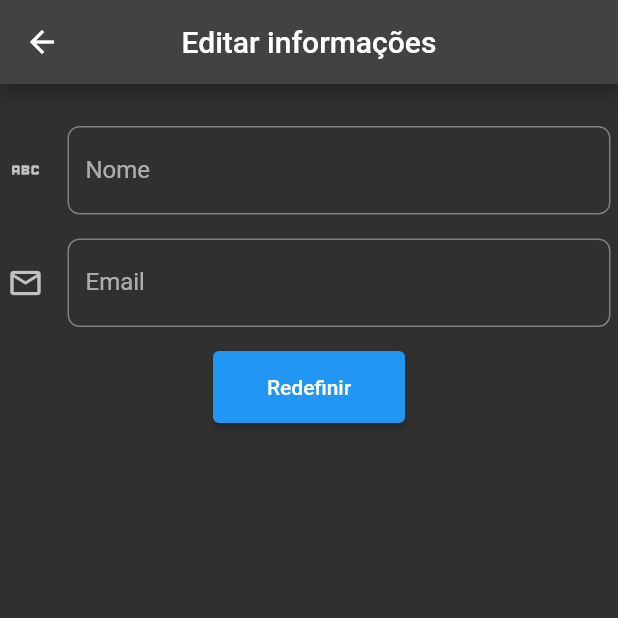
After one commit to LeonardoQS32/lq_marketplace, a Flutter app: the HomeScreen screen opened by its route, item 3 of the bottom bar chosen, after a tap on "Editar informações", on a phone screen of 412 x 824 dp, the top half of it. The commit adds this screen. Run offline on Flutter 3.47's test engine with Material 2 defaults, Android fonts, the phone set to English and light mode, and no system bars; our stand-ins replace cloud_firestore, firebase_auth, firebase_core; accounts and stored records are empty.

Commit message:
Criada pagina de usuario

```diff
--- a/lib/models/Person.dart
+++ b/lib/models/Person.dart
@@ -4,22 +4,20 @@ class Person {
   late String? name;
   late String? email;
   late String? password;
-  late bool? adm;
 
   Person({this.name, this.email, this.password});
 
   Person.fromMap(Map<String, dynamic> map)
-      : name = map["name"],
+      : id = map["id"],
+        name = map["name"],
         email = map["email"],
-        password = map["password"],
-        adm = map["adm"];
+        password = map["password"];
 
   Map<String, dynamic> toMap() {
     return {
       "name": name,
       "email": email,
       "password": password,
-      "adm": adm,
     };
   }
 }
--- a/lib/pages/administrative_page.dart
+++ b/lib/pages/administrative_page.dart
@@ -7,6 +7,7 @@ class AdministrativePage extends StatelessWidget {
 // Lista das opções que aparece na tela
   final List itensList = [
     {"labelText": "Deposito", "icon": Icons.border_all},
+    {"labelText": "Vendas", "icon": Icons.shopping_cart_sharp}
   ];
 
   @override
--- /dev/null
+++ b/lib/pages/user_perfil_page.dart
@@ -0,0 +1,117 @@
+import 'package:flutter/material.dart';
+import 'package:lq_marketplace/models/Person.dart';
+import 'package:lq_marketplace/screens/login_screen.dart';
+import 'package:lq_marketplace/screens/reset_password_screen.dart';
+import 'package:lq_marketplace/screens/update_person_screen.dart';
+import 'package:lq_marketplace/tools/firebase_service.dart';
+
+class UserPerfilPage extends StatefulWidget {
+  const UserPerfilPage({Key? key}) : super(key: key);
+
+  @override
+  State<UserPerfilPage> createState() => _UserPerfilPageState();
+}
+
+class _UserPerfilPageState extends State<UserPerfilPage> {
+  late Person person;
+
+  final FirebaseService firebaseService = FirebaseService();
+
+  @override
+  Widget build(BuildContext context) {
+    person = firebaseService.getUser();
+    print("Email: ${person.email}");
+    //person = Person.fromMap(
+    //   {"name": "Leonardo", "email": "leonardoqueiroz@email.com"});
+    return Padding(
+      padding: const EdgeInsets.all(8.0),
+      child: Column(
+        children: [
+          Card(
+            elevation: 5,
+            child: Column(
+              children: [
+                const Center(
+                    child: Icon(
+                  Icons.account_box,
+                  size: 120,
+                )),
+                Text(
+                  "${person.name}",
+                  style: const TextStyle(
+                    fontSize: 24,
+                    fontWeight: FontWeight.bold,
+                  ),
+                ),
+                const SizedBox(
+                  height: 16,
+                ),
+                Text(
+                  "${person.email}",
+                  style: const TextStyle(fontSize: 12),
+                ),
+                const SizedBox(
+                  height: 16,
+                )
+              ],
+            ),
+          ),
+          const SizedBox(
+            height: 16,
+          ),
+          SizedBox(
+            height: 48,
+            width: 256,
+            child: ElevatedButton(
+                onPressed: () {
+                  Navigator.of(context).push(
+                    MaterialPageRoute(
+                      builder: (context) => UpdatePersonScreen(
+                        person: person,
+                      ),
+                    ),
+                  );
+                },
+                child: const Text("Editar informações")),
+          ),
+          const SizedBox(
+            height: 16,
+          ),
+          SizedBox(
+            height: 48,
+            width: 256,
+            child: ElevatedButton(
+              onPressed: () {
+                Navigator.of(context).push(MaterialPageRoute(
+                  builder: (context) => const ResetPasswordScreen(),
+                ));
+              },
+              child: const Text("Redefinir senha"),
+            ),
+          ),
+          const SizedBox(
+            height: 16,
+          ),
+          SizedBox(
+            height: 48,
+            width: 256,
+            child: ElevatedButton(
+                onPressed: () {
+                  firebaseService.userLogout(onSucess: () {
+                    Navigator.of(context).pushReplacement(
+                      MaterialPageRoute(
+                        builder: (context) => const LoginScreen(),
+                      ),
+                    );
+                  }, onFail: (e) {
+                    ScaffoldMessenger.of(context).showSnackBar(
+                        SnackBar(content: Text("Erro ao tentar sair: $e")));
+                  });
+                },
+                child: const Text("Sair")),
+          ),
+        ],
+      ),
+    );
+  }
+}
--- a/lib/screens/add_product_screen.dart
+++ b/lib/screens/add_product_screen.dart
@@ -36,12 +36,6 @@ class _AddProductScreenState extends State<AddProductScreen> {
                         key: _formKey,
                         child: Column(
                           children: [
-                            ListView.separated(
-                                itemBuilder: (context, index) =>
-                                    SizedBox(width: 40, height: 40),
-                                separatorBuilder: (context, index) =>
-                                    SizedBox(height: 40),
-                                itemCount: 5),
                             TextFormField(
                               initialValue: product.name,
                               onSaved: (value) => product.name = value,
--- a/lib/screens/home_screen.dart
+++ b/lib/screens/home_screen.dart
@@ -1,6 +1,7 @@
 import 'package:flutter/material.dart';
 import 'package:lq_marketplace/pages/administrative_page.dart';
 import 'package:lq_marketplace/pages/sales_page.dart';
+import 'package:lq_marketplace/pages/user_perfil_page.dart';
 
 class HomeScreen extends StatefulWidget {
   const HomeScreen({Key? key}) : super(key: key);
@@ -23,6 +24,7 @@ class _HomeScreenState extends State<HomeScreen> {
 
     _listPages.add(const SalesPage());
     _listPages.add(AdministrativePage());
+    _listPages.add(const UserPerfilPage());
   }
 
   @override
@@ -43,6 +45,8 @@ class _HomeScreenState extends State<HomeScreen> {
             BottomNavigationBarItem(
                 icon: Icon(Icons.admin_panel_settings_outlined),
                 label: "Administrativo"),
+            BottomNavigationBarItem(
+                icon: Icon(Icons.person_pin), label: "Perfil"),
           ]),
     );
   }
--- a/lib/screens/login_screen.dart
+++ b/lib/screens/login_screen.dart
@@ -104,9 +104,9 @@ class _LoginScreenState extends State<LoginScreen> {
                                           const HomeScreen()));
                             }, onFail: (e) {
                               ScaffoldMessenger.of(context).showSnackBar(
-                                  const SnackBar(
-                                      content: Text("Erro ao tentar entrar.")));
-                              Text("$e");
+                                  SnackBar(
+                                      content:
+                                          Text("Erro ao tentar entrar: $e")));
                             });
                           }
                         },
--- /dev/null
+++ b/lib/screens/update_person_screen.dart
@@ -0,0 +1,110 @@
+import 'package:flutter/material.dart';
+import 'package:lq_marketplace/screens/home_screen.dart';
+import '../models/Person.dart';
+import '../tools/firebase_service.dart';
+import '../tools/validator.dart';
+
+// ignore: must_be_immutable
+class UpdatePersonScreen extends StatefulWidget {
+  Person? person;
+  UpdatePersonScreen({Key? key, this.person}) : super(key: key);
+
+  @override
+  State<UpdatePersonScreen> createState() => _UpdatePersonScreenState();
+}
+
+final GlobalKey<FormState> _formKey = GlobalKey<FormState>();
+
+class _UpdatePersonScreenState extends State<UpdatePersonScreen> {
+  @override
+  Widget build(BuildContext context) {
+    return Scaffold(
+      appBar: AppBar(
+        title: const Text('Editar informações'),
+        centerTitle: true,
+      ),
+      body: Padding(
+        padding: const EdgeInsets.only(left: 5, right: 5, bottom: 8, top: 28),
+        child: Column(
+          children: [
+            Form(
+              key: _formKey,
+              child: Column(
+                children: [
+                  TextFormField(
+                    initialValue: widget.person!.name,
+                    onSaved: (value) => widget.person!.name = value,
+                    decoration: InputDecoration(
+                      labelText: "Nome",
+                      border: OutlineInputBorder(
+                          borderRadius: BorderRadius.circular(8),
+                          borderSide:
+                              const BorderSide(color: Colors.white, width: 2)),
+                      icon: const Icon(Icons.abc),
+                    ),
+                    validator: (value) {
+                      if (value == null || value.isEmpty) {
+                        return 'Por favor, insira um nome.';
+                      }
+                      return null;
+                    },
+                  ),
+                  const SizedBox(
+                    height: 16,
+                  ),
+                  TextFormField(
+                    initialValue: widget.person!.email,
+                    onSaved: (value) => widget.person!.email = value,
+                    decoration: InputDecoration(
+                      labelText: "Email",
+                      border: OutlineInputBorder(
+                          borderRadius: BorderRadius.circular(8),
+                          borderSide:
+                              const BorderSide(color: Colors.white, width: 2)),
+                      icon: const Icon(Icons.email_outlined),
+                    ),
+                    validator: (value) {
+                      if (value == null || value.isEmpty) {
+                        return 'Por favor, insira um email.';
+                      }
+                      if (!emailValidator(value)) {
+                        return 'Email invalido, por favor insira um email valido.';
+                      }
+                      return null;
+                    },
+                  ),
+                ],
+              ),
+            ),
+            const SizedBox(
+              height: 16,
+            ),
+            SizedBox(
+              height: 48,
+              width: 128,
+              child: ElevatedButton(
+                onPressed: () {
+                  if (_formKey.currentState!.validate()) {
+                    _formKey.currentState!.save();
+                    FirebaseService firebaseService = FirebaseService();
+                    firebaseService.resetInformation(widget.person!,
+                        onSucess: () {
+                      Navigator.of(context).pushReplacement(MaterialPageRoute(
+                        builder: (context) => const HomeScreen(),
+                      ));
+                    }, onFail: (e) {
+                      ScaffoldMessenger.of(context).showSnackBar(SnackBar(
+                          content: Text(
+                              "Erro ao tentar redefinir informações: $e")));
+                    });
+                  }
+                },
+                child: const Text("Redefinir"),
+              ),
+            ),
+          ],
+        ),
+      ),
+    );
+  }
+}
--- a/lib/tools/firebase_service.dart
+++ b/lib/tools/firebase_service.dart
@@ -1,14 +1,11 @@
 import 'package:cloud_firestore/cloud_firestore.dart';
 import 'package:firebase_auth/firebase_auth.dart';
 import 'package:flutter/cupertino.dart';
-import 'package:flutter/services.dart';
 import 'package:lq_marketplace/models/Product.dart';
 import 'package:lq_marketplace/models/shopping_cart.dart';
 import '../models/Person.dart';
 
 class FirebaseService {
-  static Person? person;
-
   final FirebaseAuth _auth = FirebaseAuth.instance;
   final FirebaseFirestore _firestore = FirebaseFirestore.instance;
 
@@ -21,11 +18,11 @@ class FirebaseService {
       User? user = (await _auth.signInWithEmailAndPassword(
               email: person.email!, password: person.password!))
           .user;
-      FirebaseService.person = person;
-      FirebaseService.person!.id = user!.uid;
+      person.id = user!.uid;
       onSucess!();
-    } on PlatformException catch (e) {
-      onFail!(debugPrint(e.toString()));
+    } catch (e) {
+      debugPrint("Erro = ${e.toString()}");
+      onFail!(e.toString());
     }
   }
 
@@ -39,9 +36,11 @@ class FirebaseService {
               email: person.email!, password: person.password!))
           .user;
       person.id = user!.uid;
+      user.updateDisplayName(person.name);
       onSucess!();
     } catch (e) {
-      onFail!(debugPrint(e.toString()));
+      debugPrint("Erro = ${e.toString()}");
+      onFail!(e.toString());
     }
   }
 
@@ -59,19 +58,11 @@ class FirebaseService {
     }
   }
 
-  updateProducts(Product product,
-      {Function? onSucess, Function? onFail}) async {
-    try {
-      await _firestore
-          .collection("products")
-          .doc(product.id)
-          .update(product.toMap());
-      onSucess!();
-    } on Exception {
-      // ignore: todo
-      // TODO
-      onFail!();
-    }
+  updateProducts(Product product) async {
+    await _firestore
+        .collection("products")
+        .doc(product.id)
+        .update(product.toMap());
   }
 
   deleteProduct(String idProduct) async {
@@ -91,4 +82,46 @@ class FirebaseService {
         .then((value) => x = value.get("qnt"));
     return x;
   }
+
+  Person getUser() {
+    User user = _auth.currentUser!;
+    return Person.fromMap(
+        {"id": user.uid, "name": user.displayName, "email": user.email});
+  }
+
+  userLogout({Function? onSucess, Function? onFail}) async {
+    try {
+      await _auth.signOut();
+      onSucess!();
+    } catch (e) {
+      onFail!(e.toString());
+    }
+  }
+
+  resetInformation(
+    Person person, {
+    Function? onSucess,
+    Function? onFail,
+  }) async {
+    try {
+      await _auth.currentUser?.updateDisplayName(person.name);
+      await _auth.currentUser?.updateEmail(person.email!);
+      onSucess!();
+    } catch (e) {
+      onFail!(e.toString());
+    }
+  }
+
+  resetPassword(
+    String newPassword, {
+    Function? onSucess,
+    Function? onFail,
+  }) async {
+    try {
+      await _auth.currentUser?.updatePassword(newPassword);
+      onSucess!();
+    } catch (e) {
+      onFail!(e.toString());
+    }
+  }
 }
--- /dev/null
+++ b/lib/tools/validator.dart
@@ -0,0 +1,5 @@
+bool emailValidator(String email) {
+  final RegExp regex = RegExp(
+      r'^(([^<>()[\]\\.,;:\s@\"]+(\.[^<>()[\]\\.,;:\s@\"]+)*)|(\".+\"))@((\[[0-9]{1,3}\.[0-9]{1,3}\.[0-9]{1,3}\.[0-9]{1,3}\])|(([a-zA-Z\-0-9]+\.)+[a-zA-Z]{2,}))$');
+  return regex.hasMatch(email);
+}
```
Also changed, not shown: lib/screens/register_screen.dart (+18 -8 lines), lib/screens/reset_password_screen.dart (added, +108 -0 lines), lib/screens/update_product_screen.dart (+2 -13 lines).
